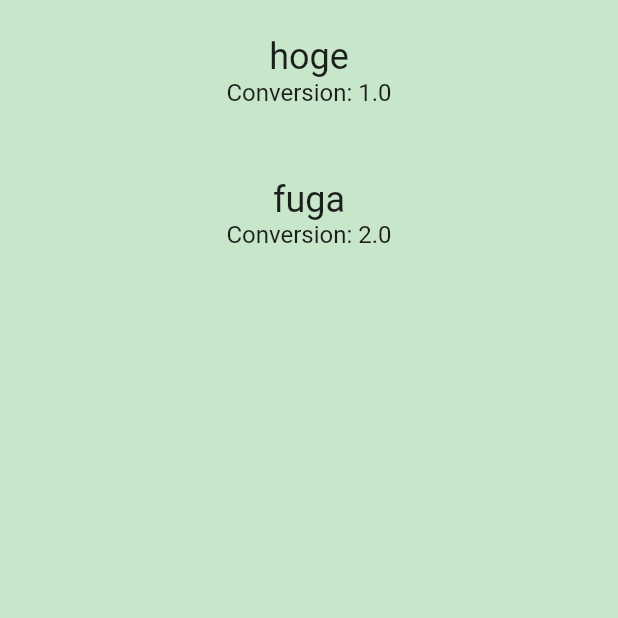
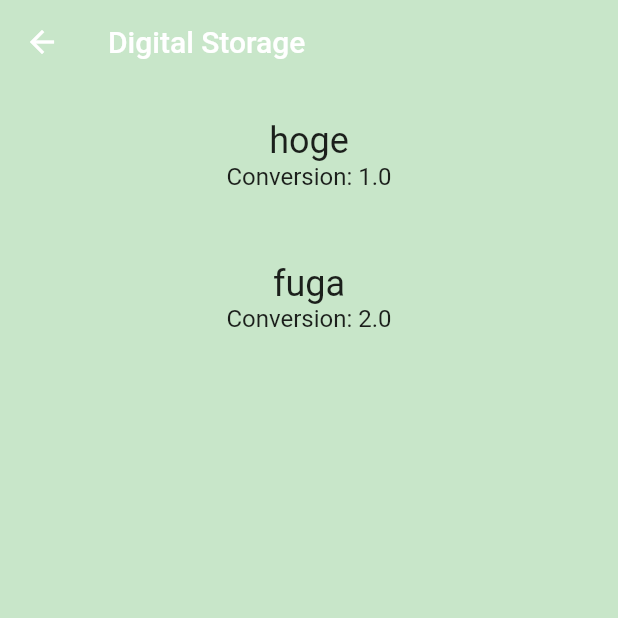
Before and after one commit to masarufuruya/flutter_tutorial, a Flutter app: the screen it shows after launch, after a tap on "Digital Storage", on a phone screen of 412 x 824 dp, the top half of it. Run offline on Flutter 3.47's test engine with Material 2 defaults, Android fonts, the phone set to English and light mode, and no system bars.

Commit message:
Add parameter to navigation

```diff
--- a/lib/category.dart
+++ b/lib/category.dart
@@ -15,8 +15,8 @@ class Category extends StatelessWidget {
       @required this.text,
       @required this.units});
 
-  void _navigateToConverter(BuildContext context) {
-    Navigator.of(context).pushNamed('/cover');
+  void _navigateToConverter(BuildContext context, String categoryName) {
+    Navigator.of(context).pushNamed('/cover', arguments: categoryName);
   }
 
   @override
@@ -44,7 +44,7 @@ class Category extends StatelessWidget {
             textColor: color,
             height: 100,
             onPressed: () {
-              _navigateToConverter(context);
+              _navigateToConverter(context, text);
             }));
   }
 }
--- a/lib/converter_route.dart
+++ b/lib/converter_route.dart
@@ -14,7 +14,6 @@ class ConverterAppBar extends StatelessWidget {
 }
 
 class ConverterRoute extends StatelessWidget {
-  /// Units for this [Category].
   final List<Unit> units;
 
   const ConverterRoute({
@@ -42,7 +41,13 @@ class ConverterRoute extends StatelessWidget {
       );
     }).toList();
 
+    final appBar = AppBar(
+        backgroundColor: Colors.green[100],
+        elevation: 0,
+        title: Text(ModalRoute.of(context).settings.arguments));
+
     return Scaffold(
+        appBar: appBar,
         backgroundColor: Colors.green[100],
         body: ListView(
           children: unitWidgets,
```
